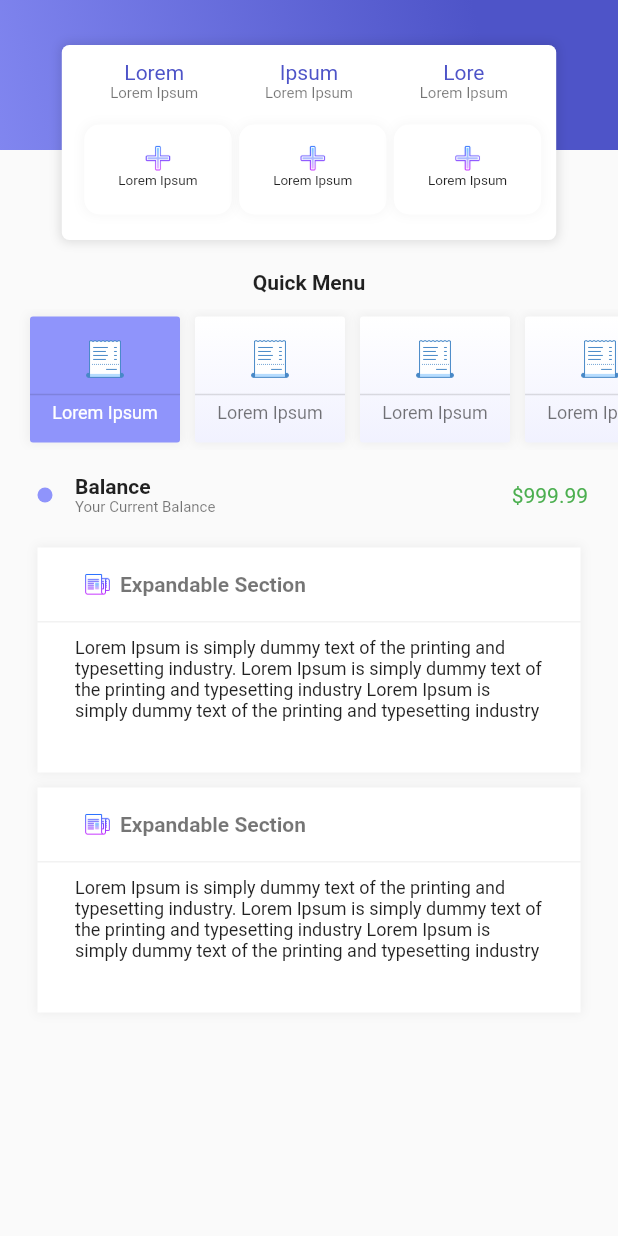
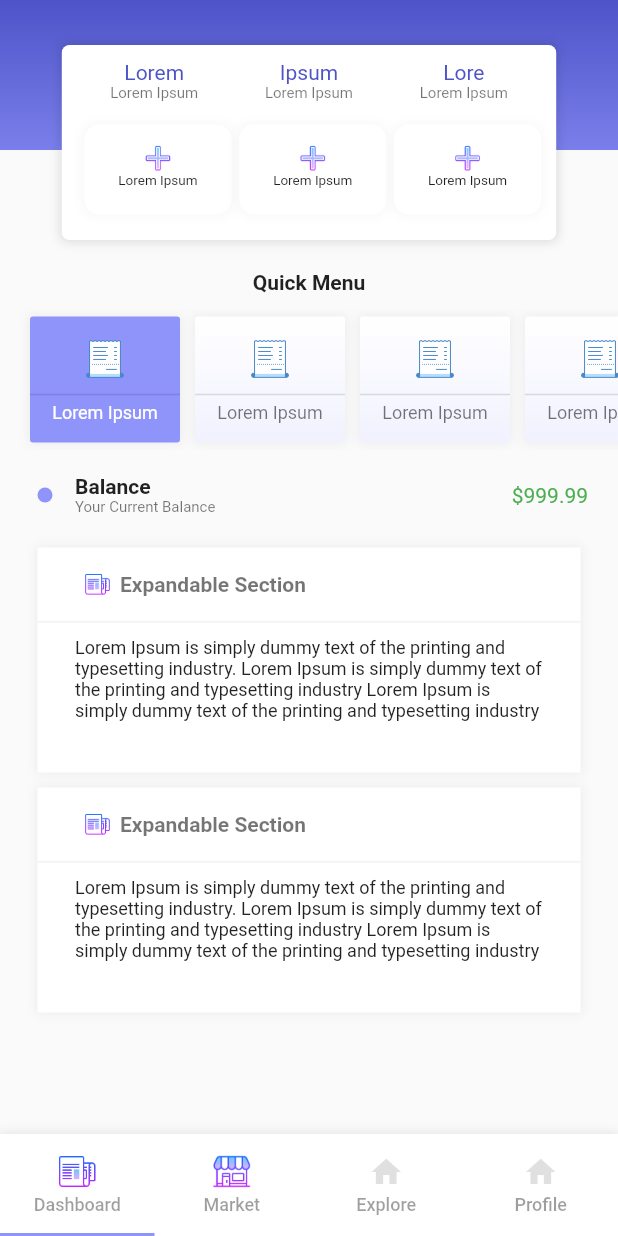
Before and after one commit to AdliRaihan/flutter-development, a Flutter app: the screen it shows after launch, on a phone screen of 412 x 824 dp. Run offline on Flutter 3.47's test engine with Material 2 defaults, Android fonts, the phone set to English and light mode, and no system bars; our stand-ins replace shared_preferences; missing offline and left inert: dart:ffi; Roboto replaces fonts that are missing (Gill Sans).

Commit message:
add market place

```diff
--- a/lib/scenes/Extensions/colorExtension.dart
+++ b/lib/scenes/Extensions/colorExtension.dart
@@ -22,8 +22,8 @@ class colorExtension {
   LinearGradient purpleGradient () {
     return LinearGradient(
       colors: myColor,
-      begin: const FractionalOffset(1.0, 4.0),
-      end: const FractionalOffset(0.0, 5.0),
+      begin: const FractionalOffset(1.5, 0.0),
+      end: const FractionalOffset(1.5, 1.5),
       stops: [0.0,1.0],
       tileMode: TileMode.clamp
     );
--- a/lib/scenes/pages/member/dashboard.dart
+++ b/lib/scenes/pages/member/dashboard.dart
@@ -48,6 +48,7 @@ class _dashboard extends StatelessWidget {
 
   ListView lvContent() {
     return ListView(
+      padding: EdgeInsets.only(bottom: 20),
       children: <Widget>[
         Stack(
           children: <Widget>[
--- /dev/null
+++ b/lib/scenes/pages/tabbar/tabbar.dart
@@ -0,0 +1,80 @@
+import 'package:adli_train/scenes/Extensions/colorExtension.dart';
+import 'package:adli_train/scenes/pages/market/market.dart';
+import 'package:adli_train/scenes/pages/member/dashboard.dart';
+import 'package:flutter/material.dart';
+
+class tabbar extends StatelessWidget {
+  @override
+  Widget build(BuildContext context) {
+    // TODO: implement build
+    return MaterialApp(
+      home: DefaultTabController(
+        length: 4,
+        child: _tabbar(),
+      ),
+    );
+  }
+}
+
+class _tabbar extends StatefulWidget {
+  @override
+  State<StatefulWidget> createState() {
+    // TODO: implement createState
+    return _tabbar_();
+  }
+}
+
+class _tabbar_ extends State<_tabbar> {
+  @override
+  Widget build(BuildContext context) {
+    return Scaffold(
+      body: TabBarView(
+        children: <Widget>[dashboard(), market(), Container(), Container()],
+      ),
+      bottomNavigationBar: Container(
+        decoration: BoxDecoration(color: Colors.white, boxShadow: [
+          BoxShadow(
+              color: Colors.black.withOpacity(0.1),
+              blurRadius: 5,
+              spreadRadius: 1)
+        ]),
+        child: new TabBar(
+          indicatorColor: colorExtension().purpleCommonRightColor,
+          labelPadding: EdgeInsets.all(10),
+          labelColor: Colors.black,
+          unselectedLabelColor: Colors.black12,
+          tabs: <Widget>[
+            _buildTab("Dashboard" , image: "assets/images/ic_blue_news.png"),
+            _buildTab("Market",image: "assets/images/ic_blue_market.png"),
+            _buildTab("Explore"),
+            _buildTab("Profile")
+          ],
+        ),
+      ),
+      backgroundColor: Colors.white,
+
+    );
+  }
+
+  Widget _buildTab(String text , {String image = "", Icon icon} ) {
+    return Tab(
+        child: Container(
+      child: Column(
+        children: <Widget>[
+          Container(
+            height: 30,
+            width: 30,
+            child: (image.isNotEmpty)
+                ? Image.asset(image)
+                : Icon((icon == null) ? Icons.home : icon),
+          ),
+          Text(
+            text,
+            style: TextStyle(
+                color: Colors.black38, fontSize: 12, fontFamily: 'Gill Sans'),
+          )
+        ],
+      ),
+    ));
+  }
+}
```
Also changed, not shown: lib/main.dart (+10 -2 lines), lib/scenes/pages/market/market.dart (added, +51 -0 lines), lib/scenes/pages/market/marketComponents.dart (added, +263 -0 lines), assets/images/ic_blue_market.png (added), assets/images/ic_blue_shoes.png (added).
